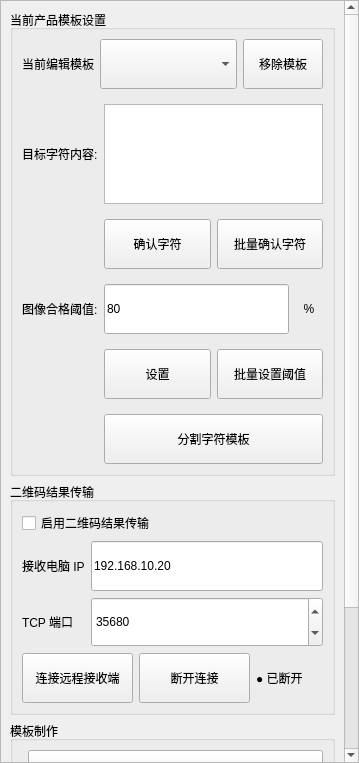
Above: app/ui/main_window/settings/detection_settings_page.ui from GitHub3651/shenyinocr before the change. Below: the same form after it.
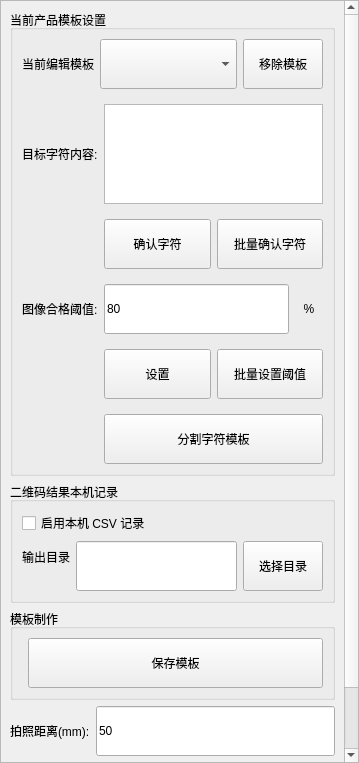
That is the form after the change.

Commit message: feat: 将二维码结果输出切换为本机每日 CSV 落盘

Diff of the .ui file:
```diff
--- a/app/ui/main_window/settings/detection_settings_page.ui
+++ b/app/ui/main_window/settings/detection_settings_page.ui
@@ -32,9 +32,9 @@
       <property name="geometry">
        <rect>
         <x>0</x>
-        <y>0</y>
+        <y>-10</y>
         <width>340</width>
-        <height>915</height>
+        <height>771</height>
        </rect>
       </property>
        <layout class="QGridLayout" name="gridLayout_detectionSettings">
@@ -305,125 +305,48 @@
           <item row="1" column="0">
            <widget class="QGroupBox" name="groupBox_resultExport">
            <property name="title">
-            <string>二维码结果传输</string>
-           </property>
-           <layout class="QFormLayout" name="formLayout_resultExport">
+          <string>二维码结果本机记录</string>
+         </property>
+         <layout class="QFormLayout" name="formLayout_barcodeCsv">
             <item row="0" column="0" colspan="2">
              <widget class="QCheckBox" name="resultExportEnable">
               <property name="text">
-               <string>启用二维码结果传输</string>
+             <string>启用本机 CSV 记录</string>
               </property>
              </widget>
             </item>
-            <item row="1" column="0" colspan="2">
-             <layout class="QFormLayout" name="formLayout_resultExportEndpoint">
-              <item row="0" column="0">
-               <widget class="QLabel" name="label_resultExportIp">
-                <property name="sizePolicy">
-                 <sizepolicy hsizetype="Preferred" vsizetype="Expanding">
-                  <horstretch>0</horstretch>
-                  <verstretch>0</verstretch>
-                 </sizepolicy>
-                </property>
+          <item row="1" column="0">
+           <widget class="QLabel" name="label_barcodeCsvOutputDirectory">
                 <property name="text">
-                 <string>接收电脑 IP</string>
-                </property>
-               </widget>
-              </item>
-              <item row="0" column="1">
-               <widget class="QLineEdit" name="resultExportIp">
-                <property name="minimumSize">
-                 <size>
-                  <width>0</width>
-                  <height>50</height>
-                 </size>
-                </property>
-                <property name="text">
-                 <string>192.168.10.20</string>
+             <string>输出目录</string>
                 </property>
                </widget>
               </item>
               <item row="1" column="1">
-               <widget class="QSpinBox" name="resultExportPort">
-                <property name="minimumSize">
-                 <size>
-                  <width>0</width>
-                  <height>50</height>
-                 </size>
-                </property>
-                <property name="minimum">
-                 <number>1</number>
-                </property>
-                <property name="maximum">
-                 <number>65535</number>
-                </property>
-                <property name="value">
-                 <number>35680</number>
-                </property>
-               </widget>
-              </item>
-              <item row="1" column="0">
-               <widget class="QLabel" name="label_resultExportPort">
-                <property name="sizePolicy">
-                 <sizepolicy hsizetype="Preferred" vsizetype="Expanding">
-                  <horstretch>0</horstretch>
-                  <verstretch>0</verstretch>
-                 </sizepolicy>
-                </property>
-                <property name="text">
-                 <string>TCP 端口</string>
-                </property>
-               </widget>
-              </item>
-             </layout>
-            </item>
-            <item row="2" column="0" colspan="2">
-             <layout class="QHBoxLayout" name="horizontalLayout_resultExportConnection" stretch="5,5,3">
+           <layout class="QHBoxLayout" name="horizontalLayout_barcodeCsvOutputDirectory">
               <item>
-               <widget class="QPushButton" name="resultExportConnect">
+             <widget class="QLineEdit" name="barcodeCsvOutputDirectory">
                 <property name="minimumSize">
                  <size>
                   <width>0</width>
                   <height>50</height>
                  </size>
                 </property>
-                <property name="text">
-                 <string>连接远程接收端</string>
+              <property name="readOnly">
+               <bool>true</bool>
                 </property>
                </widget>
               </item>
               <item>
-               <widget class="QPushButton" name="resultExportDisconnect">
+             <widget class="QPushButton" name="barcodeCsvBrowseDirectory">
                 <property name="minimumSize">
                  <size>
-                  <width>0</width>
+                <width>80</width>
                   <height>50</height>
                  </size>
                 </property>
                 <property name="text">
-                 <string>断开连接</string>
-                </property>
-               </widget>
-              </item>
-              <item>
-               <widget class="QLabel" name="resultExportStatus">
-                <property name="sizePolicy">
-                 <sizepolicy hsizetype="Expanding" vsizetype="Preferred">
-                  <horstretch>0</horstretch>
-                  <verstretch>0</verstretch>
-                 </sizepolicy>
-                </property>
-                <property name="minimumSize">
-                 <size>
-                  <width>0</width>
-                  <height>50</height>
-                 </size>
-                </property>
-                <property name="text">
-                 <string>● 已断开</string>
-                </property>
-                <property name="alignment">
-                 <set>Qt::AlignLeading|Qt::AlignLeft|Qt::AlignVCenter</set>
+               <string>选择目录</string>
                 </property>
                </widget>
               </item>
```
Left out of the diff: 4 changed lines with no effect on the pictures. Lines whose indentation alone changed are shown as unchanged. The commit also changes 34 other files.
